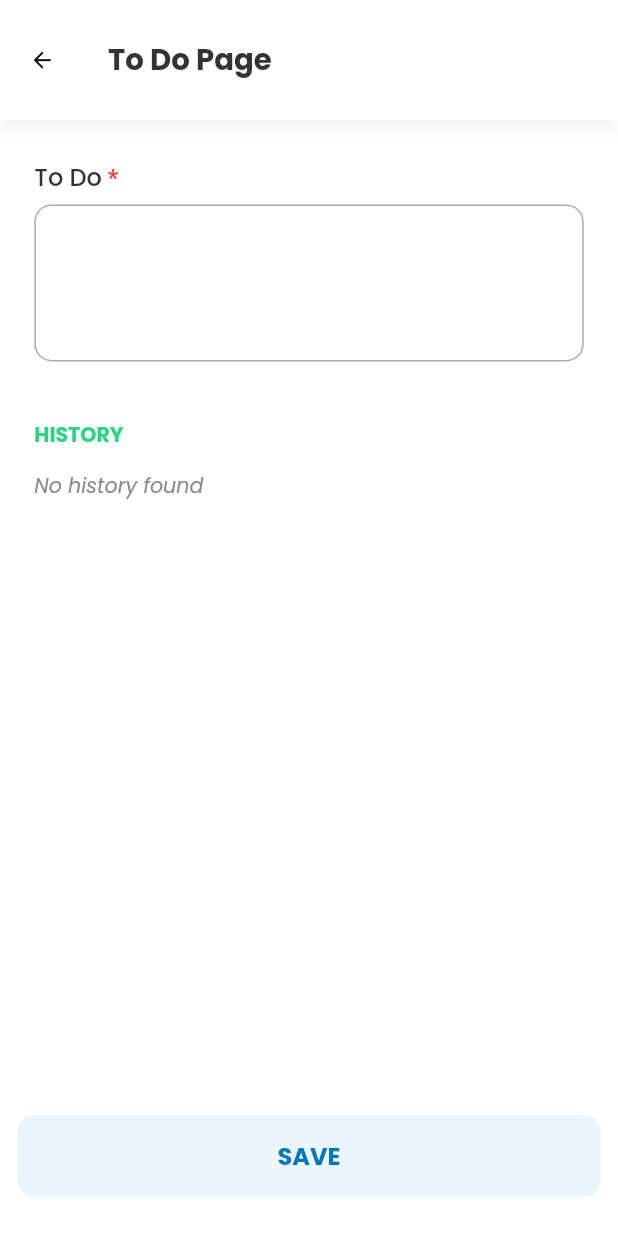
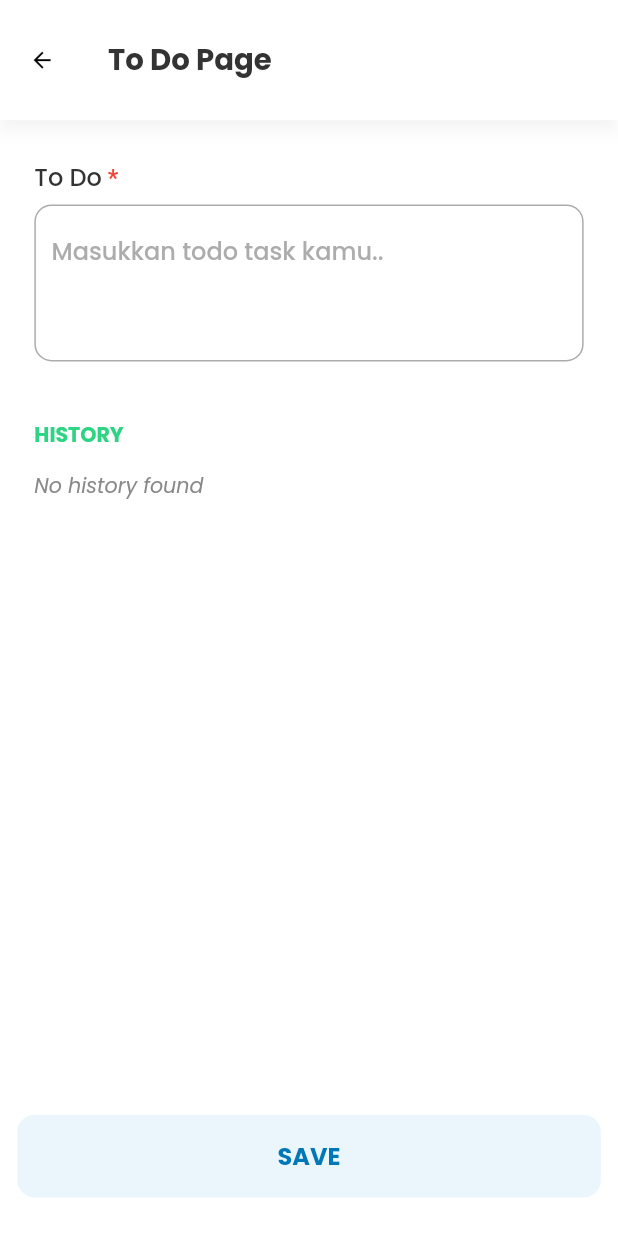
Before and after one commit to linxkaa/peruri_app, a Flutter app: the ToDoPage screen opened by its route, on a phone screen of 412 x 824 dp. Run offline on Flutter 3.47's test engine with Material 2 defaults, Android fonts, the phone set to English and light mode, and no system bars; our stand-ins replace auto_route, bloc, dio, flutter_bloc, flutter_screenutil, flutter_svg and 12 more; missing offline and left inert: flutter_box_transform; generated files the repository leaves out were written again.

Commit message:
housekeeping: add hint for to do form

```diff
--- a/lib/presentation/pages/to_do_page/to_do_page.dart
+++ b/lib/presentation/pages/to_do_page/to_do_page.dart
@@ -42,6 +42,7 @@ class ToDoPage extends StatelessWidget {
                       maxLines: 3,
                       title: 'To Do',
                       controller: context.read<ToDoCubit>().textController,
+                      hintText: 'Masukkan todo task kamu..',
                       validator: (_) => state.showTextError,
                     ),
                     UIHelper.verticalSpace(10),
```
